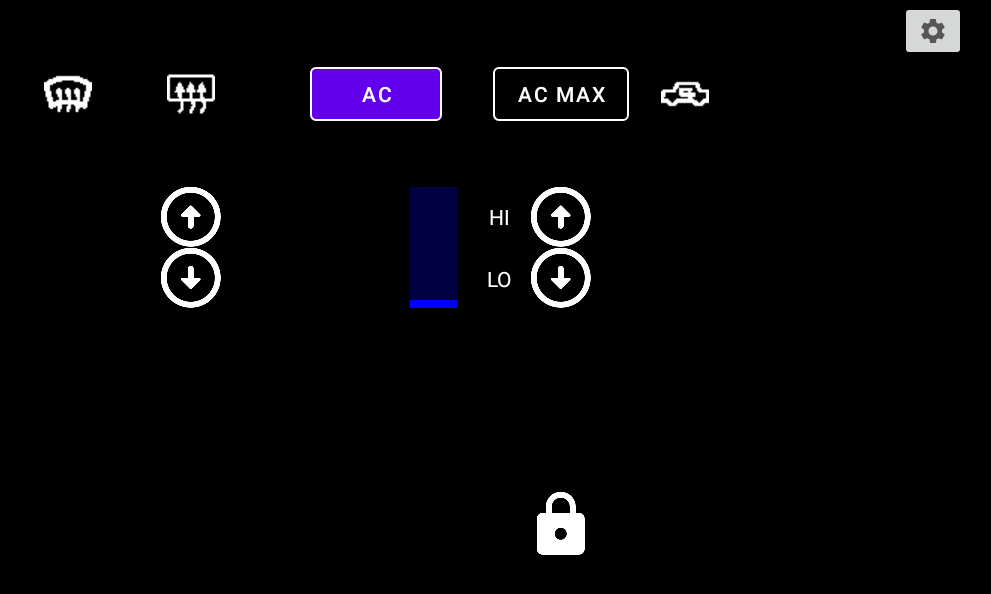
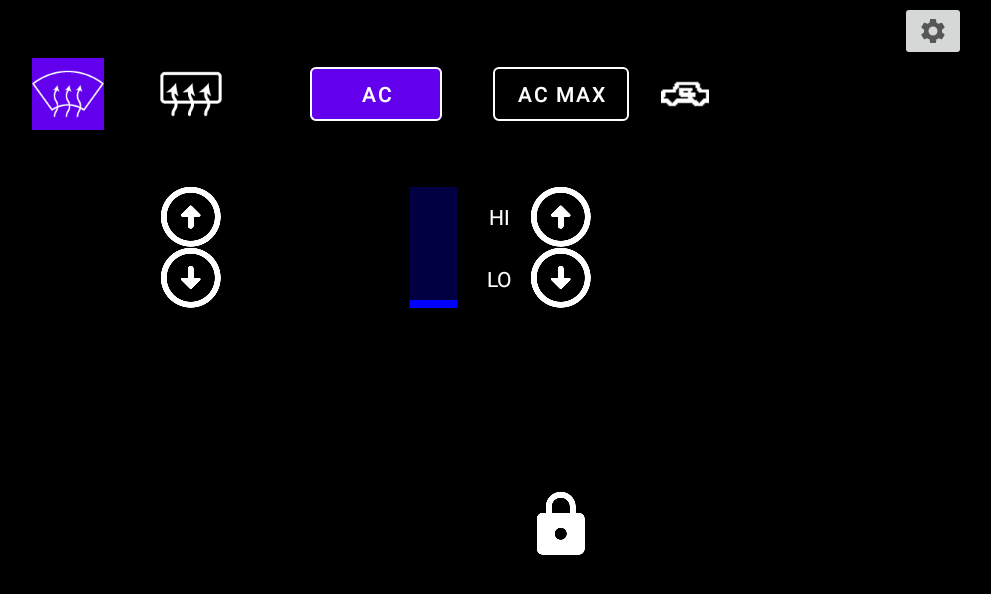
Before and after one commit to Goochy12/BA-Falcon-Custom-Climate-Control, an Android app: the screen it shows after launch (MainActivity), after a tap on an icon or button, on a phone screen of 824 x 412 dp (held sideways). Shown: the top 594 px of the screen, without its empty margins (242-1233 px from the left). Run offline under Robolectric (Android 15) with nearby library versions, the phone set to English and light mode, and no system bars; libraries missing offline, so code that uses them is left out: com.felhr.usbserial.

Commit message:
remove suffix

```diff
--- a/app/src/main/res/layout/fragment_root_main.xml
+++ b/app/src/main/res/layout/fragment_root_main.xml
@@ -290,7 +290,7 @@
             app:layout_constraintEnd_toStartOf="@+id/vdivider3"
             app:layout_constraintStart_toEndOf="@+id/vdivider2"
             app:layout_constraintTop_toBottomOf="@+id/divider10"
-            app:srcCompat="@drawable/front_defrost" />
+            app:srcCompat="@drawable/front_demist" />
 
         <ImageButton
             android:id="@+id/button_rearDemist"
@@ -301,7 +301,7 @@
             app:layout_constraintEnd_toStartOf="@+id/vdivider4"
             app:layout_constraintStart_toEndOf="@+id/vdivider3"
             app:layout_constraintTop_toBottomOf="@+id/divider10"
-            app:srcCompat="@drawable/rear_defrost" />
+            app:srcCompat="@drawable/rear_demist" />
 
         <Button
             android:id="@+id/button_ac"
```
Also changed, not shown: app/src/main/res/drawable-xxhdpi/closed_cabin.png (renamed from app/src/main/res/drawable-xxhdpi/closed_cabinxxhdpi.png), app/src/main/res/drawable-xxhdpi/face.png (renamed from app/src/main/res/drawable-xxhdpi/facexxhdpi.png), app/src/main/res/drawable-xxhdpi/face_feet.png (renamed from app/src/main/res/drawable-xxhdpi/face_feetxxhdpi.png), app/src/main/res/drawable-xxhdpi/feet.png (renamed from app/src/main/res/drawable-xxhdpi/feetxxhdpi.png), app/src/main/res/drawable-xxhdpi/feet_front_demist.png (renamed from app/src/main/res/drawable-xxhdpi/feet_front_demistxxhdpi.png), app/src/main/res/drawable-xxhdpi/front_demist.png (renamed from app/src/main/res/drawable-xxhdpi/front_demistxxhdpi.png), app/src/main/res/drawable-xxhdpi/open_cabin.png (renamed from app/src/main/res/drawable-xxhdpi/open_cabinxxhdpi.png), app/src/main/res/drawable-xxhdpi/rear_demist.png (renamed from app/src/main/res/drawable-xxhdpi/rear_demistxxhdpi.png), app/src/main/res/drawable-xxxhdpi/closed_cabin.png (renamed from app/src/main/res/drawable-xxxhdpi/closed_cabinxxxhdpi.png), app/src/main/res/drawable-xxxhdpi/face.png (renamed from app/src/main/res/drawable-xxxhdpi/facexxxhdpi.png), app/src/main/res/drawable-xxxhdpi/face_feet.png (renamed from app/src/main/res/drawable-xxxhdpi/face_feetxxxhdpi.png), app/src/main/res/drawable-xxxhdpi/feet.png (renamed from app/src/main/res/drawable-xxxhdpi/feetxxxhdpi.png), app/src/main/res/drawable-xxxhdpi/feet_front_demist.png (renamed from app/src/main/res/drawable-xxxhdpi/feet_front_demistxxxhdpi.png), app/src/main/res/drawable-xxxhdpi/front_demist.png (renamed from app/src/main/res/drawable-xxxhdpi/front_demistxxxhdpi.png), 2 more files.
